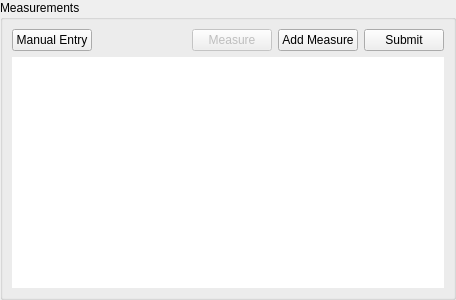
Qt form ui/measurement_table.ui (CLSA/cypress) before a commit.
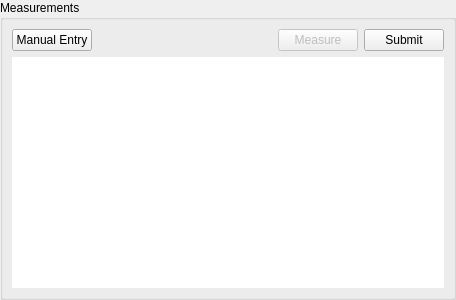
The same form after that commit.

What changed in the file:
```diff
--- a/ui/measurement_table.ui
+++ b/ui/measurement_table.ui
@@ -67,13 +67,6 @@
           </property>
          </widget>
         </item>
-        <item>
-         <widget class="QPushButton" name="addMeasureButton">
-          <property name="text">
-           <string>Add Measure</string>
-          </property>
-         </widget>
-        </item>
         <item>
          <widget class="QPushButton" name="submitButton">
           <property name="enabled">
```
Left out of the diff: 8 changed lines with no effect on the pictures.
